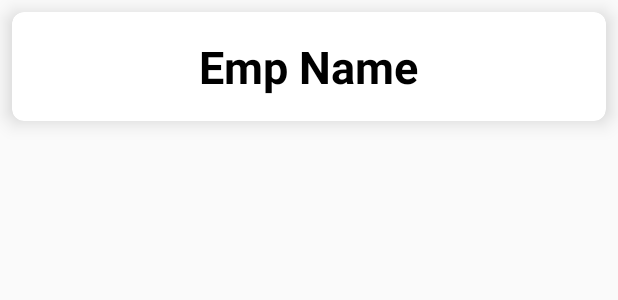
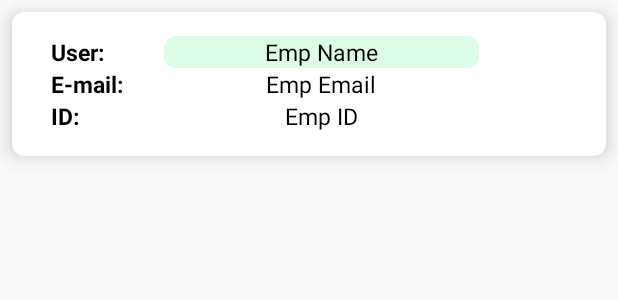
Before and after one commit to theualves/ProjetoAndroidStudioKotlin, an Android app: the layout emp_list_item.xml on its own in the app's theme, with its tools: preview values and no code run, on a phone screen of 412 x 824 dp. Shown: the top 300 px of the screen. Run offline under Robolectric (Android 15) with nearby library versions, the phone set to English and light mode, and no system bars.

Commit message:
personalizando as emp_list_item

```diff
--- a/app/build.gradle
+++ b/app/build.gradle
@@ -47,4 +47,7 @@ dependencies {
     testImplementation 'junit:junit:4.13.2'
     androidTestImplementation 'androidx.test.ext:junit:1.1.5'
     androidTestImplementation 'androidx.test.espresso:espresso-core:3.5.1'
+
+    implementation 'io.github.vicmikhailau:MaskedEditText:4.0.7'
+
 }
--- /dev/null
+++ b/app/src/main/res/drawable/green_background.xml
@@ -0,0 +1,5 @@
+<?xml version="1.0" encoding="utf-8"?>
+<shape xmlns:android="http://schemas.android.com/apk/res/android">
+    <solid android:color="#dcfce7" />
+    <corners android:radius="8dp" />
+</shape>
--- a/app/src/main/res/layout/emp_list_item.xml
+++ b/app/src/main/res/layout/emp_list_item.xml
@@ -1,4 +1,3 @@
-<?xml version="1.0" encoding="utf-8"?>
 <androidx.cardview.widget.CardView xmlns:android="http://schemas.android.com/apk/res/android"
     android:layout_width="match_parent"
     android:layout_height="wrap_content"
@@ -8,30 +7,85 @@
     android:layout_margin="8dp">
 
     <LinearLayout
-        android:layout_width="wrap_content"
+        android:layout_width="375dp"
         android:layout_height="wrap_content"
-        android:gravity="center"
-        android:padding="16dp"
         android:layout_gravity="center"
-        android:orientation="vertical">
+        android:orientation="vertical"
+        android:padding="16dp">
 
         <LinearLayout
-            android:layout_width="wrap_content"
+            android:layout_width="match_parent"
             android:layout_height="wrap_content"
-            android:layout_gravity="center_vertical"
             android:orientation="horizontal">
 
             <TextView
+                android:id="@+id/tvName"
+                android:layout_width="75dp"
+                android:layout_height="wrap_content"
+                android:text="@string/listItemUser"
+                android:textColor="@color/black"
+                android:textSize="15sp"
+                android:textStyle="bold" />
+
+            <TextView
                 android:id="@+id/tvEmpName"
-                android:layout_width="wrap_content"
+                android:layout_width="210dp"
                 android:layout_height="wrap_content"
+                android:gravity="center"
                 android:text="Emp Name"
-                android:layout_gravity="center"
+                android:textColor="@color/black"
+                android:textSize="15sp"
+                android:background="@drawable/green_background"/>
+
+        </LinearLayout>
+
+        <LinearLayout
+            android:layout_width="match_parent"
+            android:layout_height="wrap_content"
+            android:orientation="horizontal">
+
+            <TextView
+                android:id="@+id/tvEmail"
+                android:layout_width="75dp"
+                android:layout_height="wrap_content"
+                android:text="E-mail:"
+                android:textColor="@color/black"
+                android:textSize="15sp"
+                android:textStyle="bold" />
+
+            <TextView
+                android:id="@+id/tvEmpEmail"
+                android:layout_width="210dp"
+                android:layout_height="wrap_content"
                 android:gravity="center"
+                android:text="Emp Email"
                 android:textColor="@color/black"
-                android:textSize="30sp"
-                android:textStyle="bold"/>
+                android:textSize="15sp" />
 
+        </LinearLayout>
+
+        <LinearLayout
+            android:layout_width="match_parent"
+            android:layout_height="wrap_content"
+            android:orientation="horizontal">
+
+            <TextView
+                android:id="@+id/tvId"
+                android:layout_width="75dp"
+                android:layout_height="wrap_content"
+                android:text="ID:"
+                android:textColor="@color/black"
+                android:textSize="15sp"
+                android:textStyle="bold" />
+
+            <TextView
+                android:id="@+id/tvEmpId"
+                android:layout_width="210dp"
+                android:layout_height="wrap_content"
+                android:gravity="center"
+                android:text="Emp ID"
+                android:textColor="@color/black"
+                android:textSize="15sp" />
 
         </LinearLayout>
 
```
Also changed, not shown: app/src/main/java/com/example/meuprojeto/EmpAdapter.kt (+4 -11 lines), app/src/main/java/com/example/meuprojeto/ListaUsuarioActivity.kt (+0 -14 lines), app/src/main/java/com/example/meuprojeto/tela_cadastro.kt (+12 -6 lines), app/src/main/res/layout-land/activity_tela_cadastro.xml (+3 -4 lines), app/src/main/res/layout/activity_tela_cadastro.xml (+5 -2 lines), app/src/main/res/values/strings.xml (+10 -0 lines), 1 other file.
